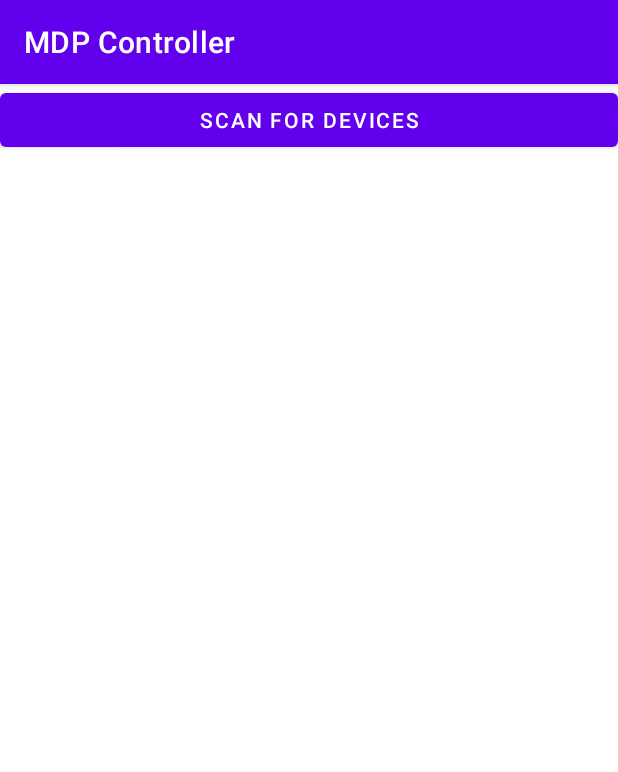
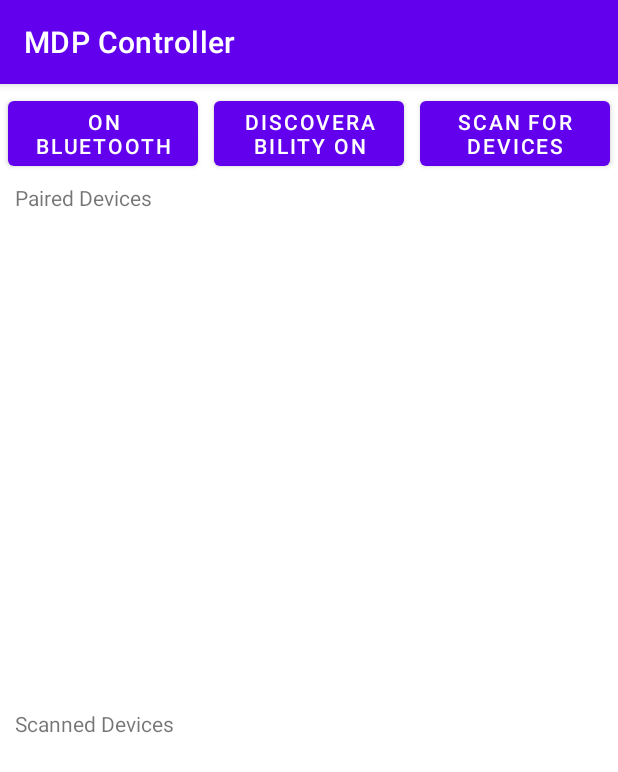
Before and after one commit to vintageyj/CE-CZ-3004-MDP-GRP42, an Android app: the BluetoothActivity screen opened directly, with no data from a screen before it, on a phone screen of 412 x 824 dp. Shown: the top 772 px of the screen. Run offline under Robolectric (Android 15) with nearby library versions, the phone set to English and light mode, and no system bars.

Commit message:
Updated Bluetooth Functions

```diff
--- a/Android/MDPController/app/src/main/AndroidManifest.xml
+++ b/Android/MDPController/app/src/main/AndroidManifest.xml
@@ -5,6 +5,7 @@
 
     <uses-permission android:name="android.permission.BLUETOOTH" />
     <uses-permission android:name="android.permission.BLUETOOTH_ADMIN" />
+    <uses-permission android:name="android.permission.BLUETOOTH_ADVERTISE" />
     <uses-permission android:name="android.permission.BLUETOOTH_CONNECT" />
     <uses-permission android:name="android.permission.BLUETOOTH_SCAN" />
     <uses-permission android:name="android.permission.RECORD_AUDIO" />
@@ -23,7 +24,7 @@
         android:theme="@style/Theme.MDPController"
         tools:targetApi="31">
         <activity
-            android:name=".BluetoothActivity"
+            android:name=".bluetooth.BluetoothActivity"
             android:exported="false" />
         <activity
             android:name=".TaskActivity"
--- a/Android/MDPController/app/src/main/java/ntu/mdp/grp42/BluetoothActivity.java
+++ /dev/null
@@ -1,129 +0,0 @@
-package ntu.mdp.grp42;
-
-import androidx.annotation.NonNull;
-import androidx.appcompat.app.AppCompatActivity;
-import androidx.core.app.ActivityCompat;
-import androidx.core.content.ContextCompat;
-
-import android.Manifest;
-import android.annotation.SuppressLint;
-import android.bluetooth.BluetoothAdapter;
-import android.bluetooth.BluetoothDevice;
-import android.content.BroadcastReceiver;
-import android.content.Context;
-import android.content.Intent;
-import android.content.IntentFilter;
-import android.content.pm.PackageManager;
-import android.os.Bundle;
-import android.view.MenuItem;
-import android.view.View;
-import android.widget.ArrayAdapter;
-import android.widget.Button;
-import android.widget.ListView;
-import android.widget.Toast;
-
-import com.google.android.material.bottomnavigation.BottomNavigationView;
-
-import java.util.ArrayList;
-
-public class BluetoothActivity extends AppCompatActivity
-        implements BottomNavigationView.OnNavigationItemSelectedListener,
-        View.OnClickListener {
-
-//    BottomNavigationView bottomNavigationView;
-
-    Button scanButton;
-//    ListView scanListView;
-//    ArrayList<String> stringArrayList = new ArrayList<String>();
-//    ArrayAdapter<String> arrayAdapter;
-//    BluetoothAdapter btAdapter;
-//    BroadcastReceiver myReceiver = new BroadcastReceiver() {
-//        @SuppressLint("MissingPermission")
-//        @Override
-//        public void onReceive(Context context, Intent intent) {
-//            String action = intent.getAction();
-//            if (BluetoothDevice.ACTION_FOUND.equals(action)) {
-//                BluetoothDevice device = intent.getParcelableExtra(BluetoothDevice.EXTRA_DEVICE);
-//                stringArrayList.add(device.getName());
-//                arrayAdapter.notifyDataSetChanged();
-//            }
-//        }
-//    };
-
-    @Override
-    protected void onCreate(Bundle savedInstanceState) {
-        super.onCreate(savedInstanceState);
-        setContentView(R.layout.activity_bluetooth);
-
-//        bottomNavigationView = findViewById(R.id.bottom_navigation);
-//        bottomNavigationView.setSelectedItemId(R.id.navigation_bluetooth);
-//        bottomNavigationView.setOnNavigationItemSelectedListener(this);
-
-//        btAdapter = BluetoothAdapter.getDefaultAdapter();
-//        if (btAdapter == null) {
-//            Toast.makeText(BluetoothActivity.this, "Bluetooth not supported!", Toast.LENGTH_SHORT).show();
-//        } else {
-//            if (!btAdapter.isEnabled()) {
-//                Intent intent = new Intent(BluetoothAdapter.ACTION_REQUEST_ENABLE);
-//                if (ActivityCompat.checkSelfPermission(this, Manifest.permission.BLUETOOTH_CONNECT) != PackageManager.PERMISSION_GRANTED) {
-//                    ActivityCompat.requestPermissions(this, TaskActivity.PERMISSIONS, 1);
-//                    return;
-//                }
-//                startActivityForResult(intent, 1);
-//            }
-//        }
-
-        scanButton = (Button) findViewById(R.id.scanButton);
-        scanButton.setOnClickListener(this);
-//        scanListView = (ListView) findViewById(R.id.scannedListView);
-//
-//        IntentFilter intentFilter = new IntentFilter(BluetoothDevice.ACTION_FOUND);
-//        registerReceiver(myReceiver, intentFilter);
-//
-//        arrayAdapter = new ArrayAdapter<String>(getApplicationContext(), android.R.layout.simple_list_item_1, stringArrayList);
-//        scanListView.setAdapter(arrayAdapter);
-    }
-
-    @Override
-    public boolean onNavigationItemSelected(@NonNull MenuItem item) {
-        switch (item.getItemId()) {
-            case R.id.navigation_home:
-                startActivity(new Intent(getApplicationContext(), TaskActivity.class));
-                overridePendingTransition(0, 0);
-                return true;
-            default:
-                return false;
-        }
-    }
-
-    @Override
-    public void onClick(View v) {
-//        switch (v.getId()) {
-//            case R.id.scanButton:
-//                Toast.makeText(getApplication().getBaseContext(), "Clicked!", Toast.LENGTH_SHORT).show();
-//                if (ActivityCompat.checkSelfPermission(this, Manifest.permission.BLUETOOTH_SCAN) != PackageManager.PERMISSION_GRANTED) {
-//                    ActivityCompat.requestPermissions(this, TaskActivity.PERMISSIONS, 1);
-//                    return;
-//                }
-//                boolean myswitch = btAdapter.startDiscovery();
-//                if (!myswitch)
-//                    Toast.makeText(getApplication().getBaseContext(), "Not Discovering!", Toast.LENGTH_SHORT).show();
-//                else
-//                    Toast.makeText(getApplication().getBaseContext(), "Discovering!", Toast.LENGTH_SHORT).show();
-//
-//        }
-    }
-
-//    @Override
-//    protected void onResume() {
-//        super.onResume();
-//        if (!TaskActivity.hasPermissions(this, TaskActivity.PERMISSIONS)) {
-//            ActivityCompat.requestPermissions(this, TaskActivity.PERMISSIONS, 1);
-//        }
-//
-//        if (ActivityCompat.checkSelfPermission(this, Manifest.permission.BLUETOOTH_SCAN) != PackageManager.PERMISSION_GRANTED) {
-//            return;
-//        }
-//        btAdapter.startDiscovery();
-//    }
-}
--- a/Android/MDPController/app/src/main/java/ntu/mdp/grp42/TaskActivity.java
+++ b/Android/MDPController/app/src/main/java/ntu/mdp/grp42/TaskActivity.java
@@ -7,7 +7,6 @@ import static android.view.DragEvent.ACTION_DROP;
 import androidx.annotation.NonNull;
 import androidx.appcompat.app.AppCompatActivity;
 import androidx.core.app.ActivityCompat;
-import androidx.fragment.app.Fragment;
 import androidx.fragment.app.FragmentManager;
 
 import android.Manifest;
@@ -25,6 +24,7 @@ import android.widget.LinearLayout;
 import com.google.android.material.bottomnavigation.BottomNavigationView;
 
 import ntu.mdp.grp42.arena.ArenaCell;
+import ntu.mdp.grp42.bluetooth.BluetoothActivity;
 import ntu.mdp.grp42.fragment.ArenaFragment;
 import ntu.mdp.grp42.fragment.RightControlFragment;
 
@@ -34,6 +34,8 @@ public class TaskActivity extends AppCompatActivity
 
     protected static final String[] PERMISSIONS = {
             Manifest.permission.BLUETOOTH,
+            Manifest.permission.BLUETOOTH_ADMIN,
+            Manifest.permission.BLUETOOTH_ADVERTISE,
             Manifest.permission.BLUETOOTH_SCAN,
             Manifest.permission.BLUETOOTH_CONNECT,
             Manifest.permission.RECORD_AUDIO,
--- /dev/null
+++ b/Android/MDPController/app/src/main/java/ntu/mdp/grp42/bluetooth/BluetoothActivity.java
@@ -0,0 +1,189 @@
+package ntu.mdp.grp42.bluetooth;
+
+import androidx.annotation.NonNull;
+import androidx.annotation.Nullable;
+import androidx.appcompat.app.AppCompatActivity;
+import androidx.core.app.ActivityCompat;
+
+import android.Manifest;
+import android.annotation.SuppressLint;
+import android.bluetooth.BluetoothAdapter;
+import android.bluetooth.BluetoothDevice;
+import android.content.BroadcastReceiver;
+import android.content.Context;
+import android.content.Intent;
+import android.content.IntentFilter;
+import android.content.pm.PackageManager;
+import android.os.Bundle;
+import android.view.MenuItem;
+import android.view.View;
+import android.widget.ArrayAdapter;
+import android.widget.Button;
+import android.widget.ListView;
+import android.widget.TextView;
+import android.widget.Toast;
+
+import com.google.android.material.bottomnavigation.BottomNavigationView;
+
+import java.util.ArrayList;
+import java.util.Set;
+
+import ntu.mdp.grp42.R;
+import ntu.mdp.grp42.TaskActivity;
+
+public class BluetoothActivity extends AppCompatActivity
+        implements BottomNavigationView.OnNavigationItemSelectedListener,
+        View.OnClickListener {
+
+//    BottomNavigationView bottomNavigationView;
+
+    public static final int BLUETOOTH_REQUEST_CODE = 1;
+
+    Button onButton, discoverableButton, scanButton;
+    ListView pairListView, scanListView;
+    TextView pairTextView, scanTextView;
+    BluetoothAdapter bluetoothAdapter;
+
+    Set<BluetoothDevice> pairedDevices, scannedDevices;
+    ArrayAdapter pairAdapter, scanAdapter;
+    ArrayList<BluetoothDevice> pairedList = new ArrayList<>();
+    ArrayList<BluetoothDevice> scanList = new ArrayList<>();
+
+    @Override
+    protected void onCreate(Bundle savedInstanceState) {
+        super.onCreate(savedInstanceState);
+        setContentView(R.layout.activity_bluetooth);
+
+//        bottomNavigationView = findViewById(R.id.bottom_navigation);
+//        bottomNavigationView.setSelectedItemId(R.id.navigation_bluetooth);
+//        bottomNavigationView.setOnNavigationItemSelectedListener(this);
+
+        onButton = findViewById(R.id.onButton);
+        discoverableButton = findViewById(R.id.discoverableButton);
+        scanButton = findViewById(R.id.scanButton);
+        pairListView = findViewById(R.id.pairedListView);
+        scanListView = findViewById(R.id.scannedListView);
+        pairTextView = findViewById(R.id.pairedTextView);
+        scanTextView = findViewById(R.id.scannedTextView);
+
+        bluetoothAdapter = BluetoothAdapter.getDefaultAdapter();
+        if (bluetoothAdapter == null) {
+            Toast.makeText(BluetoothActivity.this, "This device doesn't support Bluetooth",
+                    Toast.LENGTH_SHORT).show();
+        }
+
+        if (!bluetoothAdapter.isEnabled()) {
+            onButton.setText("On Bluetooth");
+        } else {
+            onButton.setText("Off Bluetooth");
+        }
+
+        onButton.setOnClickListener(this);
+        discoverableButton.setOnClickListener(this);
+        scanButton.setOnClickListener(this);
+    }
+
+    private final BroadcastReceiver broadcastReceiver = new BroadcastReceiver() {
+        @SuppressLint("MissingPermission")
+        @Override
+        public void onReceive(Context context, Intent intent) {
+            String action = intent.getAction();
+            if (BluetoothDevice.ACTION_FOUND.equals(action)) {
+                // Discovery has found a device. Get the BluetoothDevice
+                // object and its info from the Intent.
+                BluetoothDevice device = intent.getParcelableExtra(BluetoothDevice.EXTRA_DEVICE);
+                if (!pairedDevices.contains(device) && device.getName() != null) {
+                    scanList.add(device);
+                }
+                scanAdapter = new DeviceAdapter(getApplicationContext(), R.layout.device_adapter_view_layout, scanList);
+                scanListView.setAdapter(scanAdapter);
+//                if (ActivityCompat.checkSelfPermission(BluetoothActivity.this, Manifest.permission.BLUETOOTH_CONNECT) != PackageManager.PERMISSION_GRANTED) {
+//                    String deviceName = device.getName();
+//                    String deviceHardwareAddress = device.getAddress(); // MAC address
+//                    return;
+//                }
+            }
+        }
+    };
+
+    @Override
+    protected void onDestroy() {
+        super.onDestroy();;
+        unregisterReceiver(broadcastReceiver);
+    }
+
+    @Override
+    public boolean onNavigationItemSelected(@NonNull MenuItem item) {
+        switch (item.getItemId()) {
+            case R.id.navigation_home:
+                startActivity(new Intent(getApplicationContext(), TaskActivity.class));
+                overridePendingTransition(0, 0);
+                return true;
+            default:
+                return false;
+        }
+    }
+
+    @Override
+    public void onClick(View v) {
+        switch (v.getId()) {
+            case R.id.onButton:
+                if (!bluetoothAdapter.isEnabled()) {
+                    Intent bluetoothIntent = new Intent(BluetoothAdapter.ACTION_REQUEST_ENABLE);
+                    if (ActivityCompat.checkSelfPermission(BluetoothActivity.this, Manifest.permission.BLUETOOTH_CONNECT) != PackageManager.PERMISSION_GRANTED) {
+                        startActivityForResult(bluetoothIntent, BLUETOOTH_REQUEST_CODE);
+                    } else {
+                        bluetoothAdapter.disable();
+                        onButton.setText("On Bluetooth");
+                    }
+                } else {
+                    Toast.makeText(BluetoothActivity.this, "Turning off Bluetooth!", Toast.LENGTH_SHORT).show();
+                    bluetoothAdapter.disable();
+                    onButton.setText("On Bluetooth");
+                }
+                break;
+            case R.id.discoverableButton:
+                if (bluetoothAdapter.isEnabled()) {
+                    Intent discoverableIntent = new Intent(BluetoothAdapter.ACTION_REQUEST_DISCOVERABLE);
+                    discoverableIntent.putExtra(BluetoothAdapter.EXTRA_DISCOVERABLE_DURATION, 300);
+                    startActivity(discoverableIntent);
+                } else {
+                    Toast.makeText(BluetoothActivity.this, "Turn on Bluetooth first!", Toast.LENGTH_SHORT).show();
+                }
+                break;
+            case R.id.scanButton:
+                if (ActivityCompat.checkSelfPermission(this, Manifest.permission.BLUETOOTH_CONNECT) != PackageManager.PERMISSION_GRANTED) {
+                    // Query paired devices
+                    pairedDevices = bluetoothAdapter.getBondedDevices();
+                    pairedList.clear();
+                    pairedList.addAll(pairedDevices);
+                    pairAdapter = new DeviceAdapter(getApplicationContext(), R.layout.device_adapter_view_layout, pairedList);
+                    pairListView.setAdapter(pairAdapter);
+
+                    // Discover new devices
+                    bluetoothAdapter.startDiscovery();
+                    IntentFilter filter = new IntentFilter(BluetoothDevice.ACTION_FOUND);
+                    registerReceiver(broadcastReceiver, filter);
+                    return;
+                }
+                break;
+        }
+    }
+
+    @Override
+    protected void onActivityResult(int requestCode, int resultCode, @Nullable Intent data){
+        super.onActivityResult(requestCode, resultCode, data);
+        switch (requestCode) {
+            case BLUETOOTH_REQUEST_CODE:
+                if (resultCode == RESULT_OK){
+                    Toast.makeText(BluetoothActivity.this, "Bluetooth is ON", Toast.LENGTH_SHORT).show();
+                    onButton.setText("Off Bluetooth");
+                } else {
+                    if (resultCode == RESULT_CANCELED) {
+                        Toast.makeText(BluetoothActivity.this, "Bluetooth operation is cancelled", Toast.LENGTH_SHORT).show();
+                    }
+                }
+                break;
+        }
+    }
+}
--- a/Android/MDPController/app/src/main/java/ntu/mdp/grp42/fragment/RightControlFragment.java
+++ b/Android/MDPController/app/src/main/java/ntu/mdp/grp42/fragment/RightControlFragment.java
@@ -11,7 +11,7 @@ import android.view.ViewGroup;
 import android.widget.Button;
 import android.widget.RadioGroup;
 
-import ntu.mdp.grp42.BluetoothActivity;
+import ntu.mdp.grp42.bluetooth.BluetoothActivity;
 import ntu.mdp.grp42.R;
 
 public class RightControlFragment extends Fragment
--- a/Android/MDPController/app/src/main/res/layout/activity_bluetooth.xml
+++ b/Android/MDPController/app/src/main/res/layout/activity_bluetooth.xml
@@ -4,21 +4,94 @@
     xmlns:tools="http://schemas.android.com/tools"
     android:layout_width="match_parent"
     android:layout_height="match_parent"
-    tools:context=".BluetoothActivity">
+    tools:context=".bluetooth.BluetoothActivity">
 
-    <Button
-        android:text="Scan for Devices"
+    <LinearLayout
         android:layout_width="match_parent"
-        android:layout_height="wrap_content"
-        android:id="@+id/scanButton"/>
+        android:layout_height="match_parent"
+        android:layout_alignParentStart="true"
+        android:layout_alignParentTop="true"
+        android:orientation="vertical">
 
-    <ListView
-        android:layout_width="wrap_content"
-        android:layout_height="match_parent"
-        android:id="@+id/scannedListView"
-        android:layout_below="@id/scanButton"/>
+        <LinearLayout
+            android:layout_width="match_parent"
+            android:layout_height="wrap_content"
+            android:layout_alignParentStart="true"
+            android:layout_alignParentTop="true"
+            android:orientation="horizontal">
+            <Button
+                android:id="@+id/onButton"
+                android:layout_width="match_parent"
+                android:layout_height="wrap_content"
+                android:layout_weight="1"
+                android:layout_margin="5dp"
+                android:layout_marginLeft="10dp"
+                android:text="On / Off Bluetooth" />
 
-<!--    <com.google.android.material.bottomnavigation.BottomNavigationView-->
+            <Button
+                android:id="@+id/discoverableButton"
+                android:layout_width="match_parent"
+                android:layout_height="wrap_content"
+                android:layout_weight="1"
+                android:layout_margin="5dp"
+                android:text="Discoverability On" />
+
+            <Button
+                android:id="@+id/scanButton"
+                android:layout_width="match_parent"
+                android:layout_height="wrap_content"
+                android:layout_weight="1"
+                android:layout_margin="5dp"
+                android:layout_marginRight="10dp"
+                android:text="Scan for Devices" />
+        </LinearLayout>
+
+        <LinearLayout
+            android:layout_width="match_parent"
+            android:layout_height="0dp"
+            android:layout_alignParentStart="true"
+            android:layout_alignParentTop="true"
+            android:layout_weight="1"
+            android:orientation="vertical">
+            <TextView
+                android:id="@+id/pairedTextView"
+                android:layout_width="match_parent"
+                android:layout_height="wrap_content"
+                android:layout_marginLeft="10dp"
+                android:text="Paired Devices"
+                />
+
+            <ListView
+                android:id="@+id/pairedListView"
+                android:layout_width="match_parent"
+                android:layout_height="wrap_content"
+                android:layout_below="@id/pairedTextView" />
+        </LinearLayout>
+
+        <LinearLayout
+            android:layout_width="match_parent"
+            android:layout_height="0dp"
+            android:layout_alignParentStart="true"
+            android:layout_alignParentTop="true"
+            android:layout_weight="1"
+            android:orientation="vertical">
+            <TextView
+                android:id="@+id/scannedTextView"
+                android:layout_width="match_parent"
+                android:layout_height="wrap_content"
+                android:layout_marginLeft="10dp"
+                android:text="Scanned Devices" />
+
+            <ListView
+                android:id="@+id/scannedListView"
+                android:layout_width="match_parent"
+                android:layout_height="wrap_content"
+                android:layout_below="@id/scannedTextView" />
+        </LinearLayout>
+    </LinearLayout>
+
+
+    <!--    <com.google.android.material.bottomnavigation.BottomNavigationView-->
 <!--        android:layout_width="match_parent"-->
 <!--        android:layout_height="wrap_content"-->
 <!--        android:id="@+id/bottom_navigation"-->
```
Also changed, not shown: Android/MDPController/app/src/main/java/ntu/mdp/grp42/bluetooth/DeviceAdapter.java (added, +48 -0 lines), Android/MDPController/app/src/main/res/layout/device_adapter_view_layout.xml (added, +23 -0 lines).
